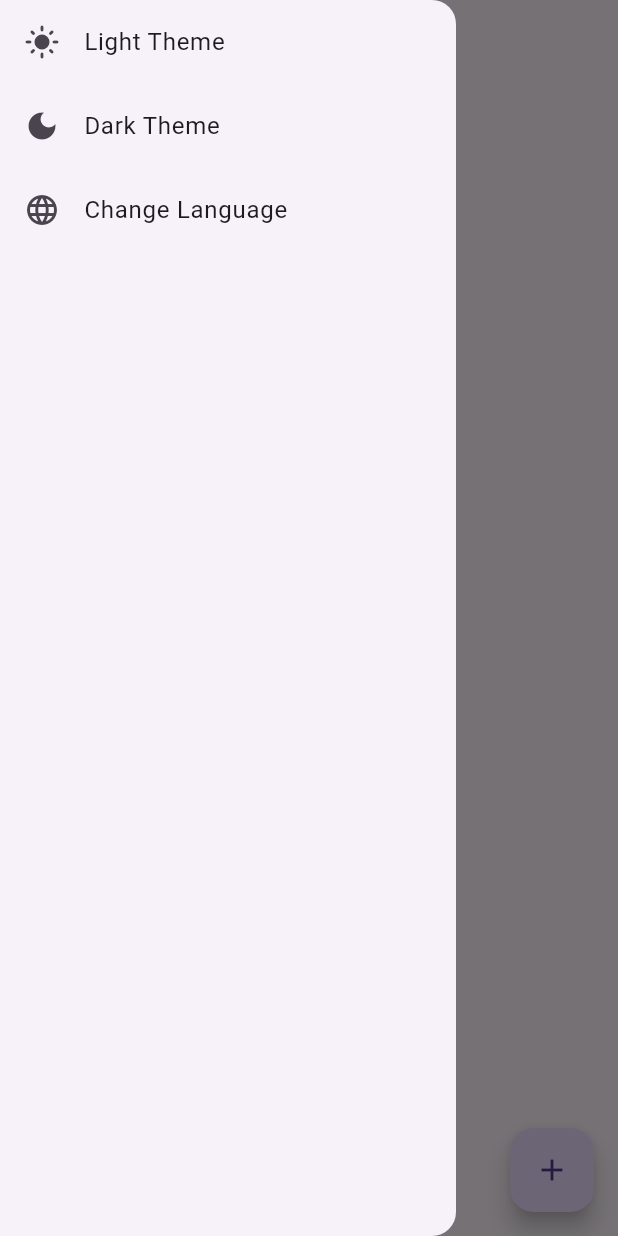
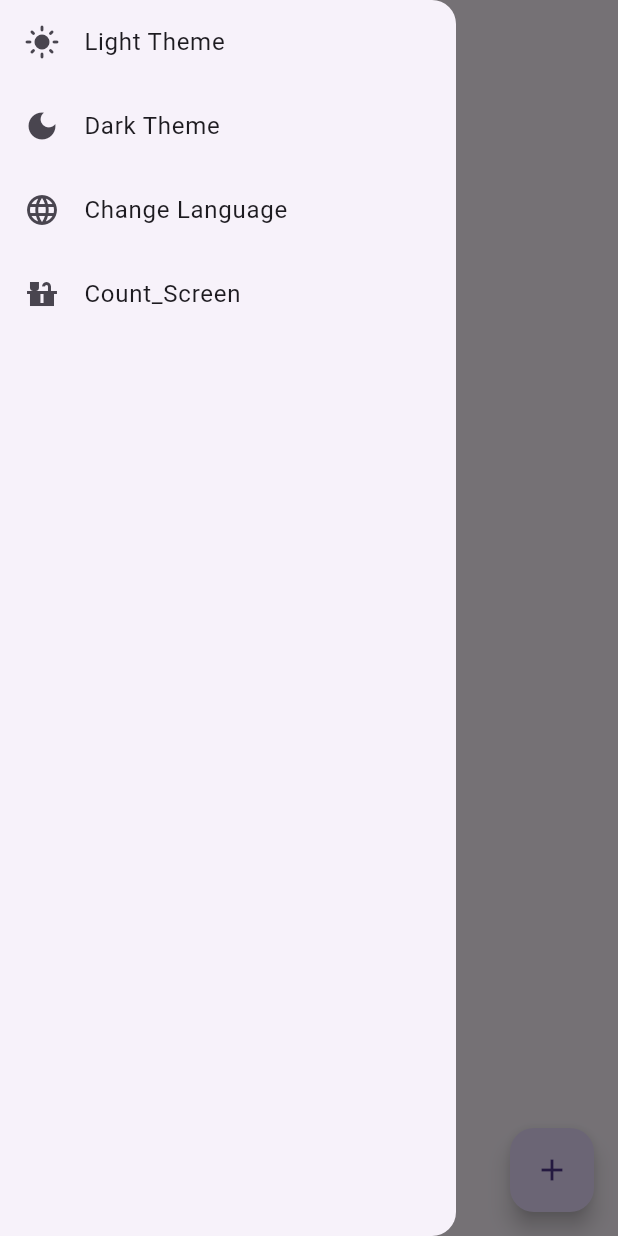
Before and after one commit to Nurujjaman329/ecommerce_demo-getx-, a Flutter app: the screen it shows after launch, with the side drawer open, on a phone screen of 412 x 824 dp. Run offline on Flutter 3.47's test engine with Material 3 defaults, Android fonts, the phone set to English and light mode, and no system bars; our stand-ins replace get.

Commit message:
counter test with getx

```diff
--- a/ecommerce_demo_getx/lib/main.dart
+++ b/ecommerce_demo_getx/lib/main.dart
@@ -1,6 +1,7 @@
 import 'package:flutter/material.dart';
 import 'package:get/get.dart';
 
+import 'tech_brothers/counter_test/counter_screen.dart';
 import 'tech_brothers/home_screen_test.dart';
 import 'tech_brothers/language_test/language_screen.dart';
 import 'tech_brothers/language_test/language_test.dart';
@@ -41,6 +42,10 @@ class MyApp extends StatelessWidget {
           name: '/lanScreen',
           page: () => Language_Screen(),
         ),
+        GetPage(
+          name: '/countScreen',
+          page: () => CounterScreen(),
+        ),
       ],
     );
   }
--- a/ecommerce_demo_getx/lib/tech_brothers/home_screen_test.dart
+++ b/ecommerce_demo_getx/lib/tech_brothers/home_screen_test.dart
@@ -38,6 +38,13 @@ class _HomeScreenGetState extends State<HomeScreenGet> {
             title: Text('Change Language'),
             onTap: () {
               Get.toNamed('/lanScreen');
+            },
+          ),
+          ListTile(
+            leading: Icon(Icons.countertops),
+            title: Text('Count_Screen'),
+            onTap: () {
+              Get.toNamed('/countScreen');
             },
           ),
         ],
--- a/ecommerce_demo_getx/lib/tech_brothers/language_test/language_test.dart
+++ b/ecommerce_demo_getx/lib/tech_brothers/language_test/language_test.dart
@@ -4,7 +4,7 @@ class Language extends Translations {
   @override
   // TODO: implement keys
   Map<String, Map<String, String>> get keys => {
-        "en_US": {'message': 'What is Your Name', 'name': 'Nurujjaman'},
-        "bn_BN": {'message': 'আপনার নাম কি', 'name': 'নুরুজ্জামান'},
+        "en_US": {'message': 'What is Your Name ?', 'name': 'Nurujjaman'},
+        "bn_BN": {'message': 'আপনার নাম কি ?', 'name': 'নুরুজ্জামান'},
       };
 }
```
Also changed, not shown: ecommerce_demo_getx/lib/tech_brothers/counter_test/counter_controller.dart (added, +10 -0 lines), ecommerce_demo_getx/lib/tech_brothers/counter_test/counter_screen.dart (added, +48 -0 lines).
